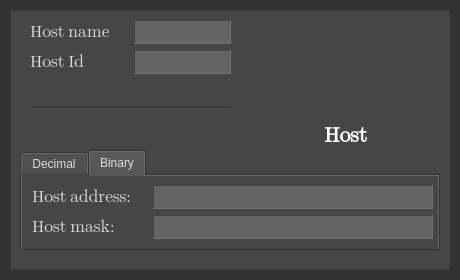
First picture: the form in src/widgetApp/HostDialog.ui, repository Projekt-zespolowy-TIU/DesignYourNetwork, before the edit.
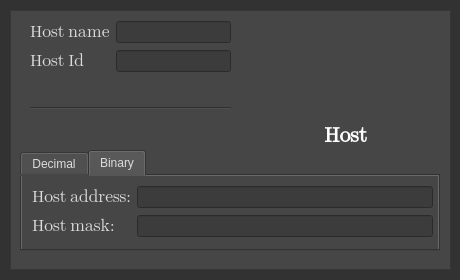
Second picture: the form after the edit. Icons and pictures are not drawn.

Diff of the .ui file:
```diff
--- a/src/widgetApp/HostDialog.ui
+++ b/src/widgetApp/HostDialog.ui
@@ -231,7 +231,7 @@
      <attribute name="title">
       <string>Binary</string>
      </attribute>
-     <widget class="QWidget" name="">
+     <widget class="QWidget" name="layoutWidget">
       <property name="geometry">
        <rect>
         <x>10</x>
@@ -241,44 +241,6 @@
        </rect>
       </property>
       <layout class="QGridLayout" name="gridLayout_3">
-       <item row="1" column="1">
-        <widget class="QLabel" name="hostMaskBinary">
-         <property name="minimumSize">
-          <size>
-           <width>280</width>
-           <height>0</height>
-          </size>
-         </property>
-         <property name="font">
-          <font>
-           <family>Segoe UI Emoji</family>
-           <pointsize>10</pointsize>
-           <weight>50</weight>
-           <italic>false</italic>
-           <bold>false</bold>
-          </font>
-         </property>
-         <property name="autoFillBackground">
-          <bool>false</bool>
-         </property>
-         <property name="styleSheet">
-          <string notr="true">background-color: rgb(100, 100, 100);
-</string>
-         </property>
-         <property name="frameShape">
-          <enum>QFrame::Panel</enum>
-         </property>
-         <property name="frameShadow">
-          <enum>QFrame::Sunken</enum>
-         </property>
-         <property name="text">
-          <string/>
-         </property>
-         <property name="alignment">
-          <set>Qt::AlignCenter</set>
-         </property>
-        </widget>
-       </item>
        <item row="0" column="0">
         <widget class="QLabel" name="label_14">
          <property name="font">
@@ -295,44 +257,6 @@
          </property>
         </widget>
        </item>
-       <item row="0" column="1">
-        <widget class="QLabel" name="hostAddressBinary">
-         <property name="minimumSize">
-          <size>
-           <width>280</width>
-           <height>0</height>
-          </size>
-         </property>
-         <property name="font">
-          <font>
-           <family>Segoe UI Emoji</family>
-           <pointsize>10</pointsize>
-           <weight>50</weight>
-           <italic>false</italic>
-           <bold>false</bold>
-          </font>
-         </property>
-         <property name="autoFillBackground">
-          <bool>false</bool>
-         </property>
-         <property name="styleSheet">
-          <string notr="true">background-color: rgb(100, 100, 100);
-</string>
-         </property>
-         <property name="frameShape">
-          <enum>QFrame::Panel</enum>
-         </property>
-         <property name="frameShadow">
-          <enum>QFrame::Sunken</enum>
-         </property>
-         <property name="text">
-          <string/>
-         </property>
-         <property name="alignment">
-          <set>Qt::AlignCenter</set>
-         </property>
-        </widget>
-       </item>
        <item row="1" column="0">
         <widget class="QLabel" name="label_15">
          <property name="font">
@@ -349,6 +273,44 @@
          </property>
         </widget>
        </item>
+       <item row="0" column="1">
+        <widget class="QLineEdit" name="hostAddressBinary">
+         <property name="enabled">
+          <bool>false</bool>
+         </property>
+         <property name="styleSheet">
+          <string notr="true">background-color: rgb(60, 60, 60);</string>
+         </property>
+         <property name="text">
+          <string/>
+         </property>
+         <property name="frame">
+          <bool>true</bool>
+         </property>
+         <property name="alignment">
+          <set>Qt::AlignCenter</set>
+         </property>
+        </widget>
+       </item>
+       <item row="1" column="1">
+        <widget class="QLineEdit" name="hostMaskBinary">
+         <property name="enabled">
+          <bool>false</bool>
+         </property>
+         <property name="styleSheet">
+          <string notr="true">background-color: rgb(60, 60, 60);</string>
+         </property>
+         <property name="text">
+          <string/>
+         </property>
+         <property name="frame">
+          <bool>true</bool>
+         </property>
+         <property name="alignment">
+          <set>Qt::AlignCenter</set>
+         </property>
+        </widget>
+       </item>
       </layout>
      </widget>
     </widget>
@@ -402,7 +364,7 @@
      <set>Qt::AlignCenter</set>
     </property>
    </widget>
-   <widget class="QWidget" name="">
+   <widget class="QWidget" name="layoutWidget">
     <property name="geometry">
      <rect>
       <x>20</x>
@@ -428,38 +390,6 @@
        </property>
       </widget>
      </item>
-     <item row="0" column="1">
-      <widget class="QLabel" name="hostName">
-       <property name="font">
-        <font>
-         <family>Segoe UI Emoji</family>
-         <pointsize>12</pointsize>
-         <weight>50</weight>
-         <italic>false</italic>
-         <bold>false</bold>
-        </font>
-       </property>
-       <property name="autoFillBackground">
-        <bool>false</bool>
-       </property>
-       <property name="styleSheet">
-        <string notr="true">background-color: rgb(100, 100, 100);
-</string>
-       </property>
-       <property name="frameShape">
-        <enum>QFrame::Panel</enum>
-       </property>
-       <property name="frameShadow">
-        <enum>QFrame::Sunken</enum>
-       </property>
-       <property name="text">
-        <string/>
-       </property>
-       <property name="alignment">
-        <set>Qt::AlignCenter</set>
-       </property>
-      </widget>
-     </item>
      <item row="1" column="0">
       <widget class="QLabel" name="label_11">
        <property name="font">
@@ -476,32 +406,32 @@
        </property>
       </widget>
      </item>
+     <item row="0" column="1">
+      <widget class="QLineEdit" name="hostName">
+       <property name="enabled">
+        <bool>false</bool>
+       </property>
+       <property name="styleSheet">
+        <string notr="true">background-color: rgb(60, 60, 60);</string>
+       </property>
+       <property name="frame">
+        <bool>true</bool>
+       </property>
+       <property name="alignment">
+        <set>Qt::AlignCenter</set>
+       </property>
+      </widget>
+     </item>
      <item row="1" column="1">
-      <widget class="QLabel" name="hostId">
-       <property name="font">
-        <font>
-         <family>Segoe UI Emoji</family>
-         <pointsize>12</pointsize>
-         <weight>50</weight>
-         <italic>false</italic>
-         <bold>false</bold>
-        </font>
-       </property>
-       <property name="autoFillBackground">
+      <widget class="QLineEdit" name="hostId">
+       <property name="enabled">
         <bool>false</bool>
        </property>
        <property name="styleSheet">
-        <string notr="true">background-color: rgb(100, 100, 100);
-</string>
+        <string notr="true">background-color: rgb(60, 60, 60);</string>
        </property>
-       <property name="frameShape">
-        <enum>QFrame::Panel</enum>
-       </property>
-       <property name="frameShadow">
-        <enum>QFrame::Sunken</enum>
-       </property>
-       <property name="text">
-        <string/>
+       <property name="frame">
+        <bool>true</bool>
        </property>
        <property name="alignment">
         <set>Qt::AlignCenter</set>
```
Left out of the diff: 97 changed lines with no effect on the pictures.
